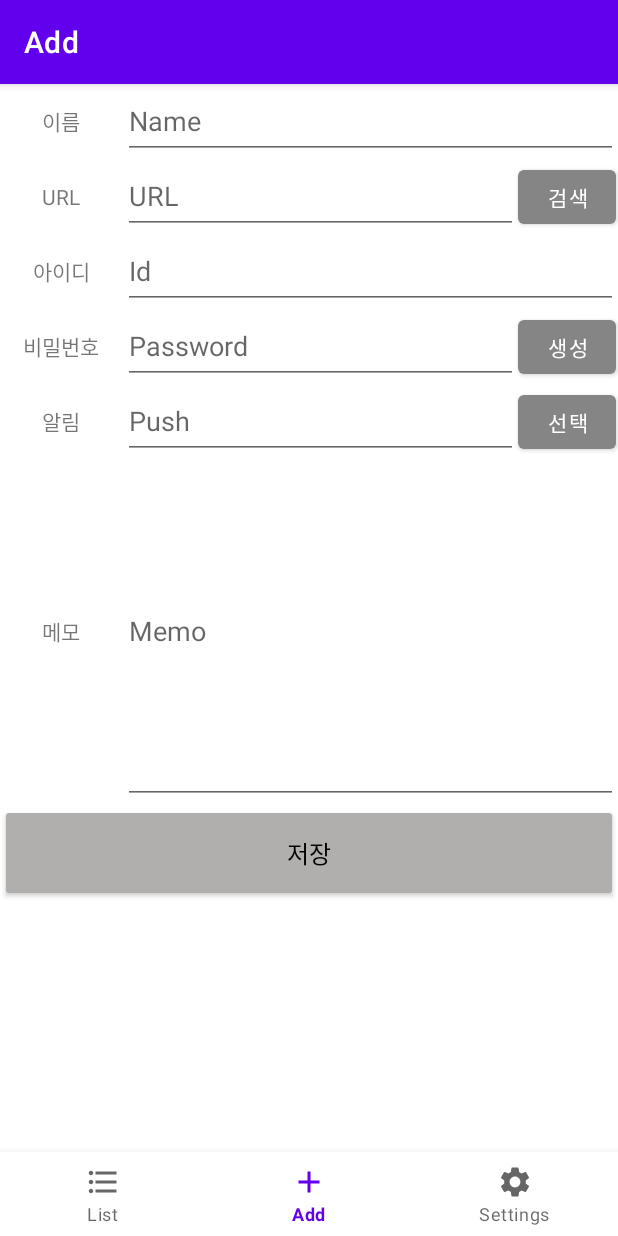
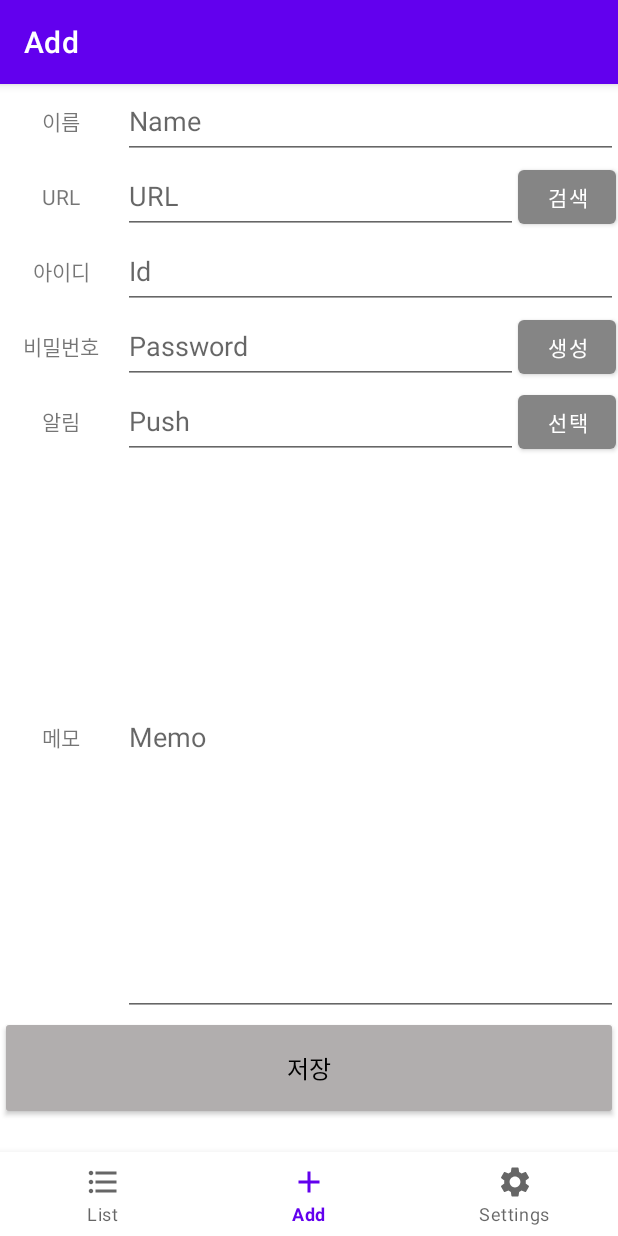
Before and after one commit to kksomi/PWManager, an Android app: the AddFragment screen opened through its navigation route, on a phone screen of 412 x 824 dp. Run offline under Robolectric (Android 15) with nearby library versions, the phone set to English and light mode, and no system bars; our stand-ins replace navigation-ui; 10 statements that could not run were skipped.

Commit message:
Insert UI 수정

```diff
--- a/app/src/main/res/layout/activity_insert.xml
+++ b/app/src/main/res/layout/activity_insert.xml
@@ -4,15 +4,25 @@
     xmlns:tools="http://schemas.android.com/tools"
     android:id="@+id/linearLayout"
     android:layout_width="match_parent"
-    android:layout_height="wrap_content"
+    android:layout_height="match_parent"
     android:orientation="vertical"
+    android:weightSum="10"
     tools:context=".ui.list.DetailFragment">
 
 
+    <LinearLayout
+        android:layout_width="match_parent"
+        android:layout_height="0px"
+        android:layout_weight="9"
+        android:orientation="vertical"
+        android:weightSum="10">
+
         <androidx.appcompat.widget.LinearLayoutCompat
             android:layout_width="match_parent"
-        android:layout_height="480dp"
+            android:layout_height="0px"
+            android:layout_weight="9"
             android:orientation="horizontal">
+
 
             <LinearLayout
                 android:layout_width="82dp"
@@ -61,6 +71,7 @@
                     android:gravity="center|center_horizontal"
                     android:text="메모" />
             </LinearLayout>
+
 
             <LinearLayout
                 android:layout_width="match_parent"
@@ -159,14 +170,16 @@
 
         <LinearLayout
             android:layout_width="match_parent"
-        android:layout_height="wrap_content"
+            android:layout_height="0px"
+            android:layout_weight="1"
             android:orientation="vertical">
 
             <com.google.android.material.button.MaterialButton
                 android:id="@+id/input_button"
                 style="@style/Widget.AppCompat.Button"
                 android:layout_width="match_parent"
-            android:layout_height="65dp"
+                android:layout_height="match_parent"
+                android:layout_weight="1"
                 android:backgroundTint="#B1AEAE"
                 android:text="저장"
                 android:textColor="@color/black"
@@ -175,5 +188,13 @@
                 app:iconTint="@color/white" />
         </LinearLayout>
 
+    </LinearLayout>
+
+    <LinearLayout
+        android:layout_width="match_parent"
+        android:layout_height="0px"
+        android:layout_weight="1"
+        android:orientation="vertical"></LinearLayout>
+
 
 </LinearLayout>
```
Lines whose indentation alone changed are shown as unchanged.
